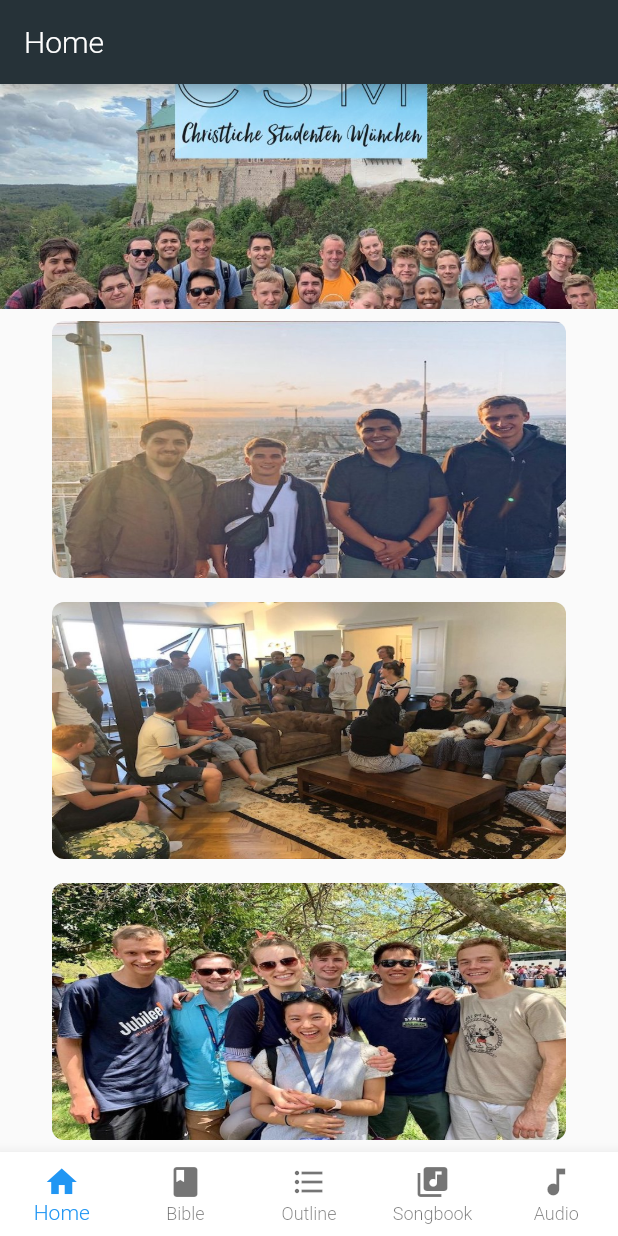
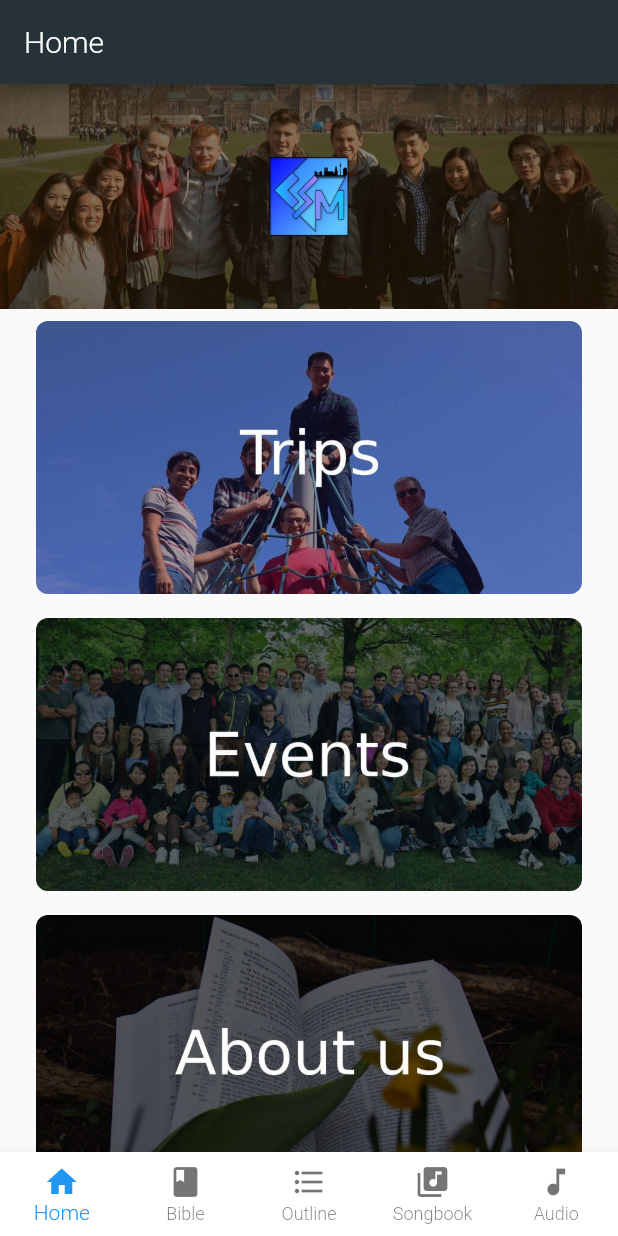
Before and after one commit to Jamesmin90/CSM_APP, a Flutter app: the screen it shows after launch, on a phone screen of 412 x 824 dp. Run offline on Flutter 3.47's test engine with Material 2 defaults, Android fonts, the phone set to English and light mode, and no system bars; our stand-ins replace webview_flutter; Roboto replaces fonts that are missing (Montserrat).

Commit message:
new pics, icons, and webview

```diff
--- a/lib/main.dart
+++ b/lib/main.dart
@@ -7,6 +7,7 @@ import 'package:csm/screens/page_details/events.dart';
 import 'package:csm/screens/page_details/trips.dart';
 import 'package:csm/screens/page_details/about.dart';
 import 'package:csm/screens/components/constants.dart';
+import 'package:csm/screens/page_details/student_blog.dart';
 
 
 void main() => runApp(CSM());
@@ -34,7 +35,8 @@ class CSM extends StatelessWidget {
         '/about': (context) => About(),
         '/ourstory':(context) => Ourstory(),
         '/faith':(context) => Faith(),
-        '/ourgoal':(context) => Ourgoal()
+        '/ourgoal':(context) => Ourgoal(),
+        '/studentblog':(context) => StudentBlog(),
 
       },
 
--- a/lib/screens/components/web_view_container.dart
+++ b/lib/screens/components/web_view_container.dart
@@ -16,7 +16,6 @@ class _WebViewContainerState extends State<WebViewContainer> {
   @override
   Widget build(BuildContext context) {
     return Scaffold(
-      appBar: AppBar(),
       body: Column(
         children: [
           Expanded(
--- a/lib/screens/page_details/about.dart
+++ b/lib/screens/page_details/about.dart
@@ -30,8 +30,8 @@ class _AboutState extends State<About> {
       ),
       body: new Center(
           child: Column(children: <Widget>[
-        buildlink(imageName: "Bible.jpg", page: '/ourstory'),
-        buildlink(imageName: "Bible.jpg", page: '/faith'),
+        buildlink(imageName: "Eisen.jpg", page: '/ourstory'),
+        buildlink(imageName: "coffee-and-bible.jpg", page: '/faith'),
         buildlink(imageName: "Bible.jpg", page: '/ourgoal')
       ])),
     );
--- a/lib/screens/page_details/faith.dart
+++ b/lib/screens/page_details/faith.dart
@@ -23,9 +23,8 @@ class Faith extends StatelessWidget {
             ),
           ),
           Container(
-          padding: const EdgeInsets.fromLTRB(16, 1.0, 16, 16.0),
-          child: Text(".",
-            style: Theme.of(context).textTheme.body1),
+          padding: const EdgeInsets.all(4.0),
+          child: Image.asset("assets/images/faith.jpg"),
           ),
         ],
       ),
--- a/lib/screens/page_details/home.dart
+++ b/lib/screens/page_details/home.dart
@@ -7,8 +7,8 @@ class Home extends StatefulWidget {
 }
 
 class _HomeState extends State<Home> {
-  Expanded buildlink({String imageName, String page}) {
-    return Expanded(
+  Container buildlink({String imageName, String page}) {
+    return Container(
       child: Container(
         padding: const EdgeInsets.all(8.0),
         decoration: BoxDecoration(borderRadius: BorderRadius.circular(10.0)),
@@ -31,13 +31,15 @@ class _HomeState extends State<Home> {
       appBar: new AppBar(
         title: new Text("Home"),
       ),
-      body: new Center(
-          child: Column(children: <Widget>[
-        ImageBanner("assets/images/Eisen.jpg"),
-        buildlink(imageName: "Paris2.jpg", page: '/trips'),
-        buildlink(imageName: "Thursday.jpg", page: '/events'),
-        buildlink(imageName: "NCT.jpg", page: '/about')
-      ])),
+      body: ListView(
+        shrinkWrap: true,
+        children: <Widget>[
+        ImageBanner("assets/images/Banner_12resized.jpg"),
+        buildlink(imageName: "Trips04a.jpg", page: '/trips'),
+        buildlink(imageName: "Events 07a.jpg", page: '/events'),
+        buildlink(imageName: "About us 03a.jpg", page: '/studentblog'),
+        buildlink(imageName: "Bible.jpg", page: '/about')
+      ]),
     );
   }
 }
```
Also changed, not shown: lib/screens/page_details/student_blog.dart (added, +13 -0 lines), assets/images/About us 03a.jpg (added), assets/images/Banner_12resized.jpg (added), assets/images/Eisen copy.jpg (deleted), assets/images/Eisen.jpg, assets/images/Events 07a.jpg (added), assets/images/Student Blog 01a.jpg (added), assets/images/Trips04a.jpg (added), assets/images/faith.jpg (added), lib/screens/page_details/events.dart (line endings or trailing spaces), 44 other files.
